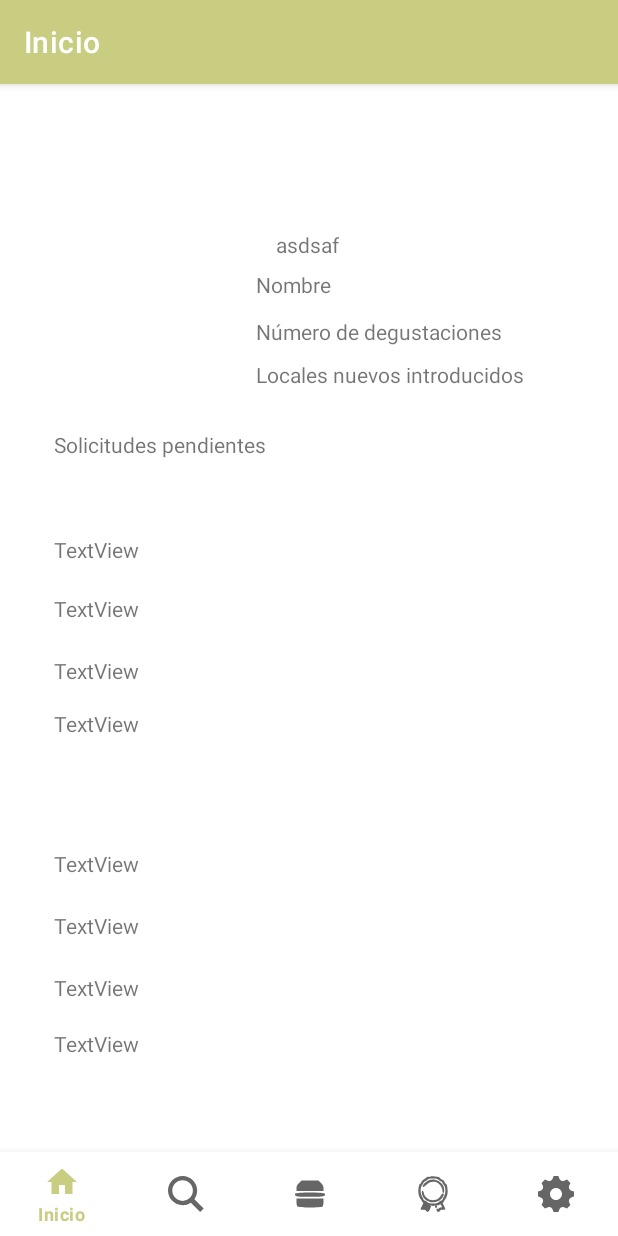
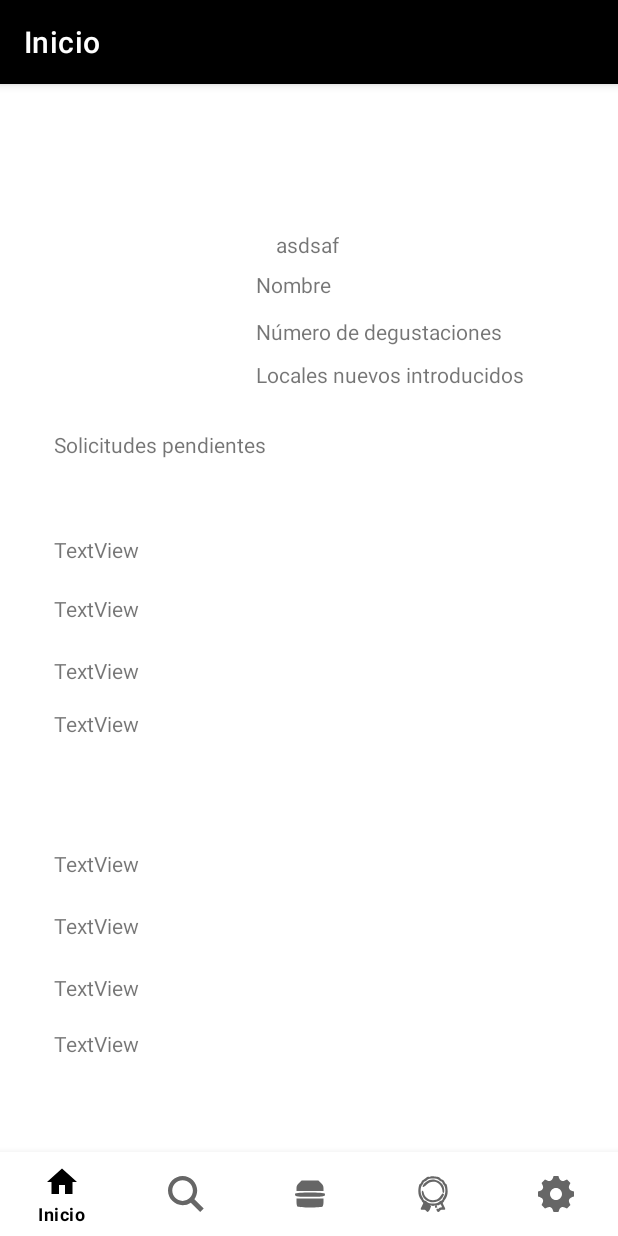
Before and after one commit to isotupa/TapasTop, an Android app: the MainActivity2 screen opened directly, with no data from a screen before it, on a phone screen of 412 x 824 dp. Run offline under Robolectric (Android 15) with nearby library versions, the phone set to English and light mode, and no system bars; our stand-ins replace navigation-ui.

Commit message:
Cambiado colores e iconos

```diff
--- a/app/src/main/AndroidManifest.xml
+++ b/app/src/main/AndroidManifest.xml
@@ -6,9 +6,9 @@
         android:allowBackup="true"
         android:dataExtractionRules="@xml/data_extraction_rules"
         android:fullBackupContent="@xml/backup_rules"
-        android:icon="@mipmap/ic_launcher"
+        android:icon="@drawable/iconmonstr_eat_3"
         android:label="@string/app_name"
-        android:roundIcon="@mipmap/ic_launcher_round"
+        android:roundIcon="@drawable/iconmonstr_eat_3"
         android:supportsRtl="true"
         android:theme="@style/Theme.TapasTop"
         tools:targetApi="31">
--- a/app/src/main/res/values/colors.xml
+++ b/app/src/main/res/values/colors.xml
@@ -1,8 +1,8 @@
 <?xml version="1.0" encoding="utf-8"?>
 <resources>
     <color name="purple_200">#FFBB86FC</color>
-    <color name="purple_500">#C8CD81</color>
-    <color name="purple_700">#4FA520</color>
+    <color name="purple_500">#000000</color>
+    <color name="purple_700">#000000</color>
     <color name="teal_200">#FF03DAC5</color>
     <color name="teal_700">#FF018786</color>
     <color name="black">#FF000000</color>
```
